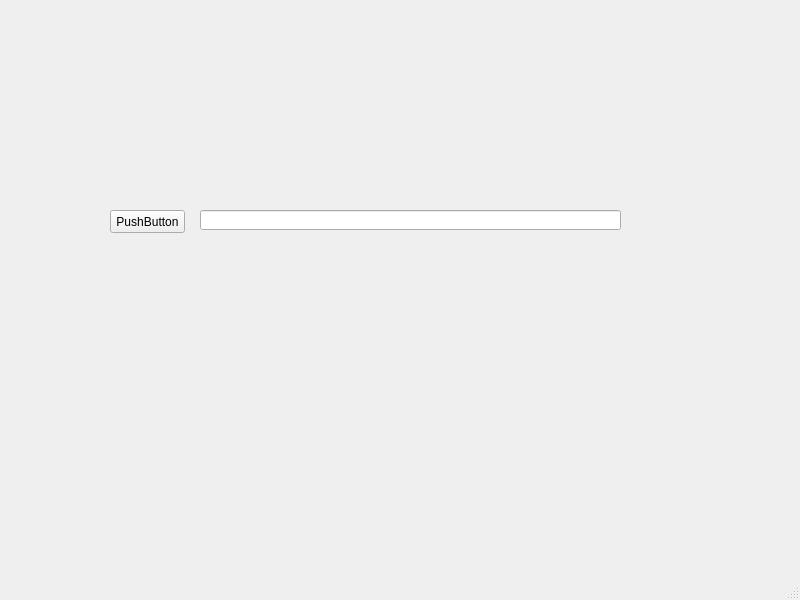
Before: the Qt Designer form mainwindow.ui in Tofirk/Nao-with-Qt, drawn with Qt 5.
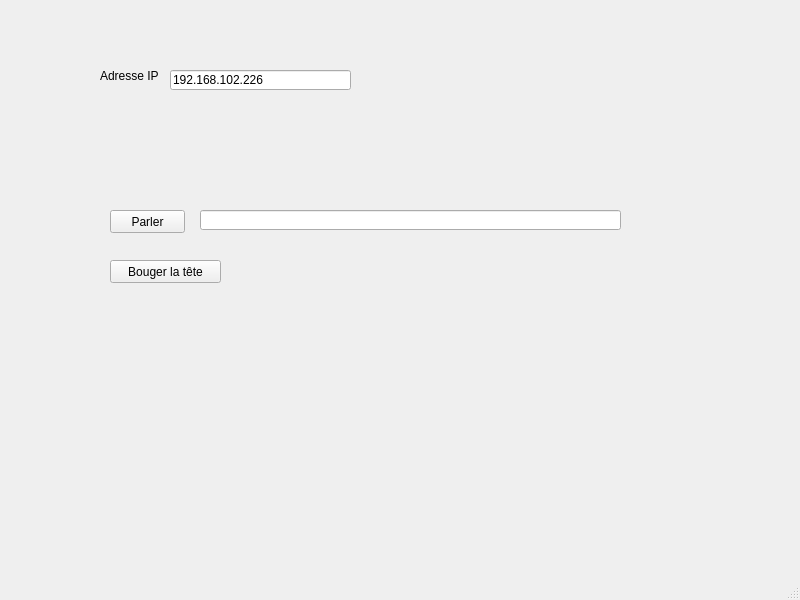
After: the same form once the commit is applied.

Patch:
```diff
--- a/mainwindow.ui
+++ b/mainwindow.ui
@@ -24,7 +24,7 @@
      </rect>
     </property>
     <property name="text">
-     <string>PushButton</string>
+     <string>Parler</string>
     </property>
    </widget>
    <widget class="QLineEdit" name="lineEdit">
@@ -37,6 +37,45 @@
      </rect>
     </property>
    </widget>
+   <widget class="QLabel" name="label">
+    <property name="geometry">
+     <rect>
+      <x>100</x>
+      <y>60</y>
+      <width>61</width>
+      <height>31</height>
+     </rect>
+    </property>
+    <property name="text">
+     <string>Adresse IP : </string>
+    </property>
+   </widget>
+   <widget class="QLineEdit" name="lineEdit_IP">
+    <property name="geometry">
+     <rect>
+      <x>170</x>
+      <y>70</y>
+      <width>181</width>
+      <height>20</height>
+     </rect>
+    </property>
+    <property name="text">
+     <string>192.168.102.226</string>
+    </property>
+   </widget>
+   <widget class="QPushButton" name="pushButton_2">
+    <property name="geometry">
+     <rect>
+      <x>110</x>
+      <y>260</y>
+      <width>111</width>
+      <height>23</height>
+     </rect>
+    </property>
+    <property name="text">
+     <string>Bouger la tête</string>
+    </property>
+   </widget>
   </widget>
   <widget class="QMenuBar" name="menubar">
    <property name="geometry">
```
